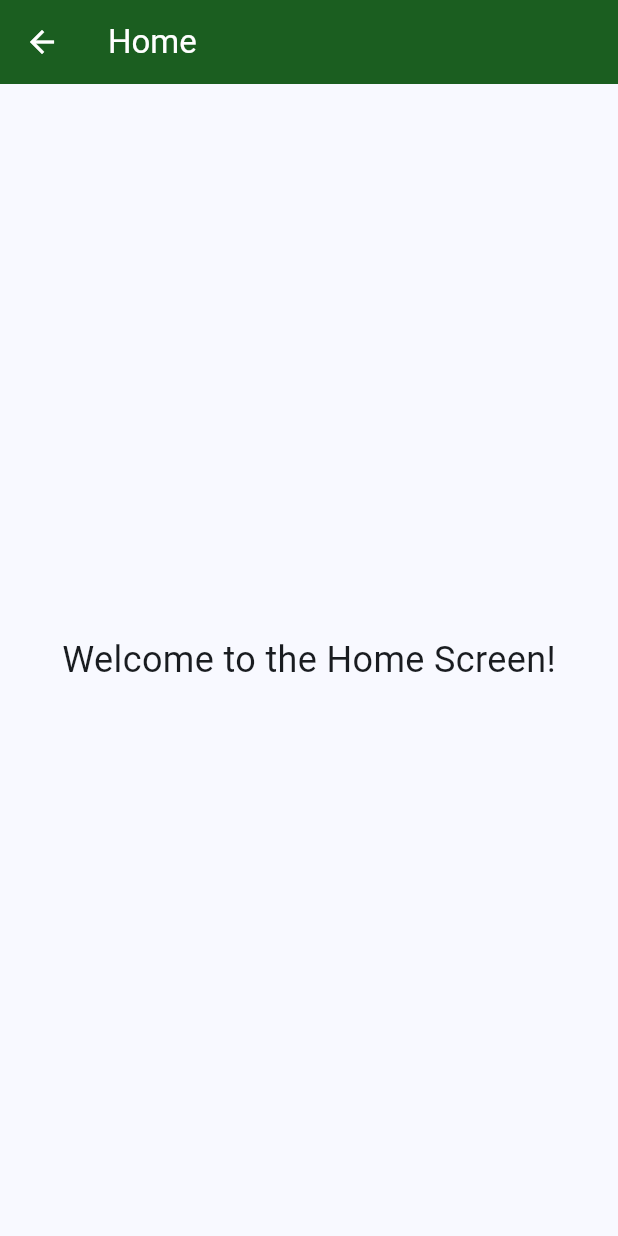
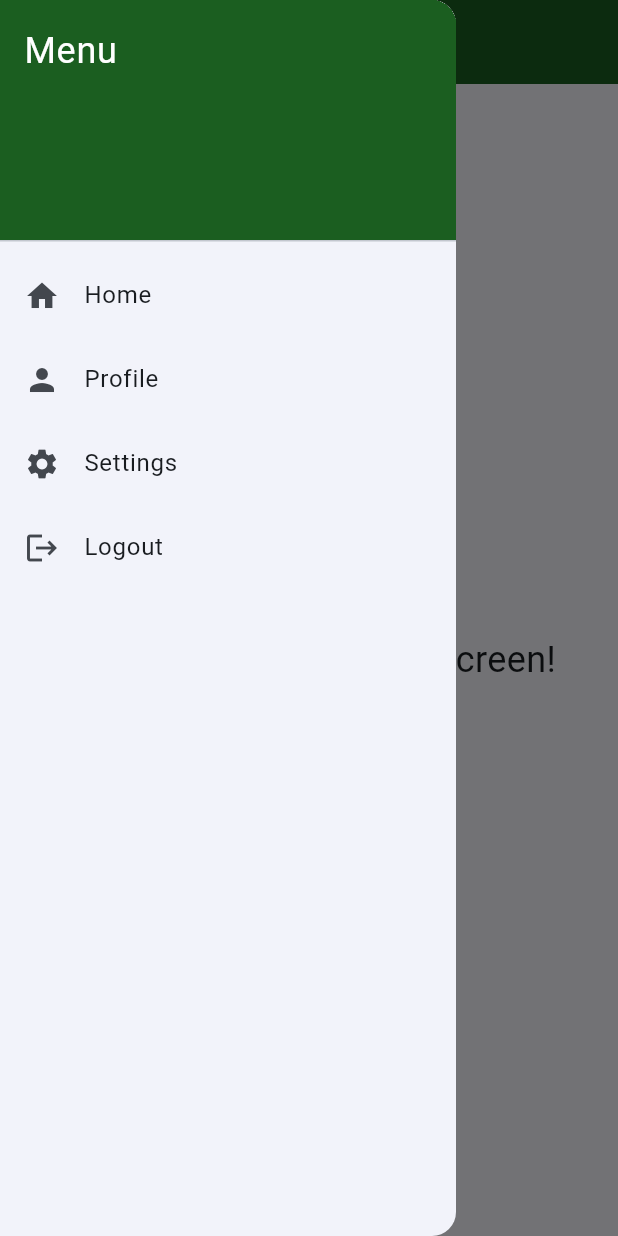
Before and after one commit to mwangaza12/auth_flutter, a Flutter app: the Home screen opened by its route, with the side drawer open (before the commit the screen has no drawer), on a phone screen of 412 x 824 dp. Run offline on Flutter 3.47's test engine with Material 3 defaults, Android fonts, the phone set to English and light mode, and no system bars; our stand-ins replace sqflite; accounts and stored records are empty.

Commit message:
Added a drawer/sidebar in the home page

```diff
--- a/lib/home.dart
+++ b/lib/home.dart
@@ -17,6 +17,53 @@ class Home extends StatelessWidget {
           style: TextStyle(fontSize: 24),
         ),
       ),
+      drawer: Drawer(
+        child: ListView(
+          padding: EdgeInsets.zero,
+          children: <Widget>[
+            DrawerHeader(
+              decoration: BoxDecoration(
+                color: Colors.green.shade900,
+              ),
+              child: Text(
+                'Menu',
+                style: TextStyle(
+                  color: Colors.white,
+                  fontSize: 24,
+                ),
+              ),
+            ),
+            ListTile(
+              leading: Icon(Icons.home),
+              title: Text('Home'),
+              onTap: () {
+                Navigator.pushReplacementNamed(context, '/home');
+              },
+            ),
+            ListTile(
+              leading: Icon(Icons.person),
+              title: Text('Profile'),
+              onTap: () {
+                // Navigate to profile screen
+              },
+            ),
+            ListTile(
+              leading: Icon(Icons.settings),
+              title: Text('Settings'),
+              onTap: () {
+                // Navigate to settings screen
+              },
+            ),
+            ListTile(
+              leading: Icon(Icons.logout),
+              title: Text('Logout'),
+              onTap: () {
+                Navigator.pushReplacementNamed(context, '/login');
+              },
+            ),
+          ],
+        ),
+      )
     );
   }
 }
```
